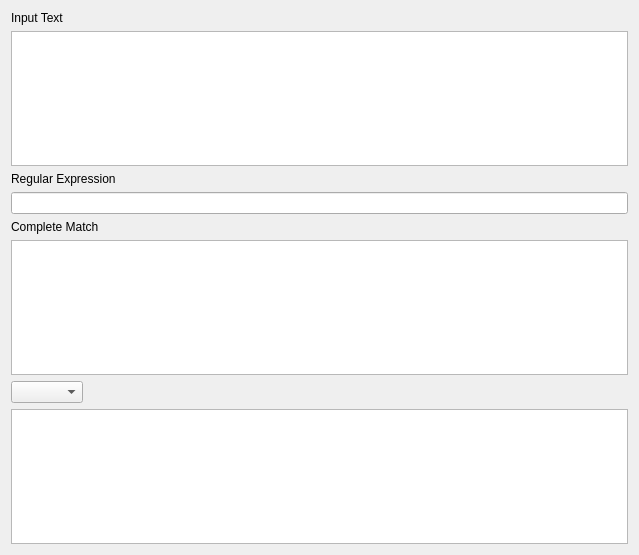
Old version of the form Source/QtDialog/RegexExplorer.ui in the repository gjasny/CMake.
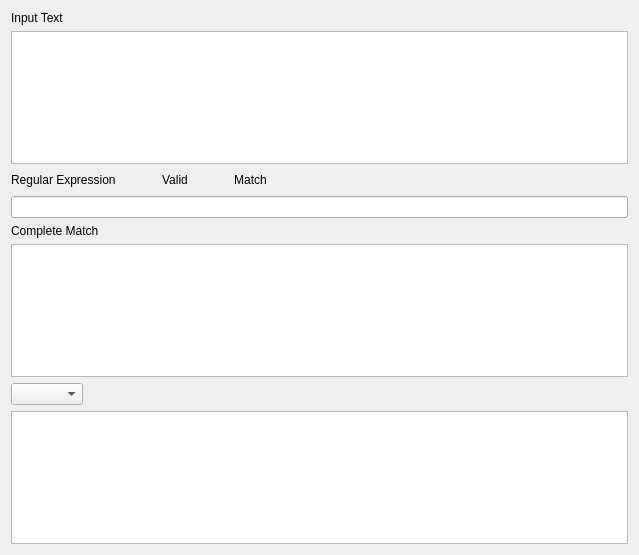
New version of the form.

```diff
--- a/Source/QtDialog/RegexExplorer.ui
+++ b/Source/QtDialog/RegexExplorer.ui
@@ -25,11 +25,80 @@
     <widget class="QPlainTextEdit" name="inputText"/>
    </item>
    <item>
-    <widget class="QLabel" name="label_2">
-     <property name="text">
-      <string>Regular Expression</string>
-     </property>
-    </widget>
+    <layout class="QHBoxLayout" name="horizontalLayout_2">
+     <item>
+      <widget class="QLabel" name="label_2">
+       <property name="text">
+        <string>Regular Expression</string>
+       </property>
+      </widget>
+     </item>
+     <item>
+      <spacer name="horizontalSpacer_3">
+       <property name="orientation">
+        <enum>Qt::Horizontal</enum>
+       </property>
+       <property name="sizeType">
+        <enum>QSizePolicy::Fixed</enum>
+       </property>
+       <property name="sizeHint" stdset="0">
+        <size>
+         <width>40</width>
+         <height>20</height>
+        </size>
+       </property>
+      </spacer>
+     </item>
+     <item>
+      <widget class="QLabel" name="labelRegexValid">
+       <property name="text">
+        <string>Valid</string>
+       </property>
+       <property name="alignment">
+        <set>Qt::AlignCenter</set>
+       </property>
+      </widget>
+     </item>
+     <item>
+      <spacer name="horizontalSpacer_4">
+       <property name="orientation">
+        <enum>Qt::Horizontal</enum>
+       </property>
+       <property name="sizeType">
+        <enum>QSizePolicy::Fixed</enum>
+       </property>
+       <property name="sizeHint" stdset="0">
+        <size>
+         <width>40</width>
+         <height>20</height>
+        </size>
+       </property>
+      </spacer>
+     </item>
+     <item>
+      <widget class="QLabel" name="labelRegexMatch">
+       <property name="text">
+        <string>Match</string>
+       </property>
+       <property name="alignment">
+        <set>Qt::AlignCenter</set>
+       </property>
+      </widget>
+     </item>
+     <item>
+      <spacer name="horizontalSpacer_2">
+       <property name="orientation">
+        <enum>Qt::Horizontal</enum>
+       </property>
+       <property name="sizeHint" stdset="0">
+        <size>
+         <width>40</width>
+         <height>20</height>
+        </size>
+       </property>
+      </spacer>
+     </item>
+    </layout>
    </item>
    <item>
     <widget class="QLineEdit" name="regularExpression"/>
```
